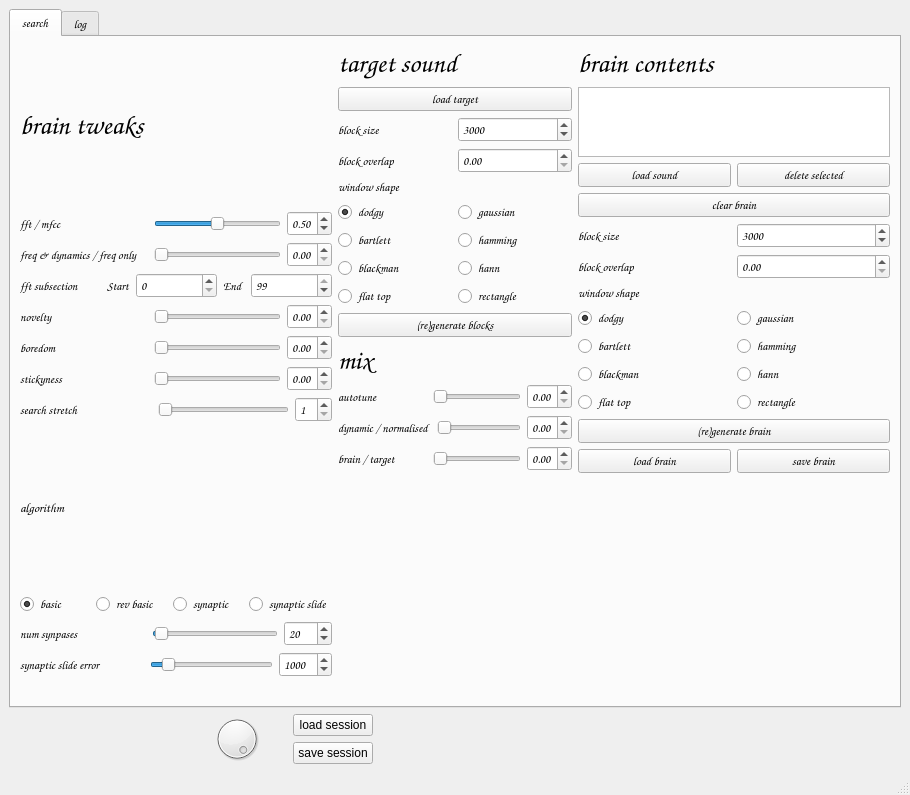
The window that samplebrain/interface/samplebrain.ui (aeiouaeiouaeiouaeiouaeiouaeiou/samplebrain) describes before a commit, drawn with Qt 5.
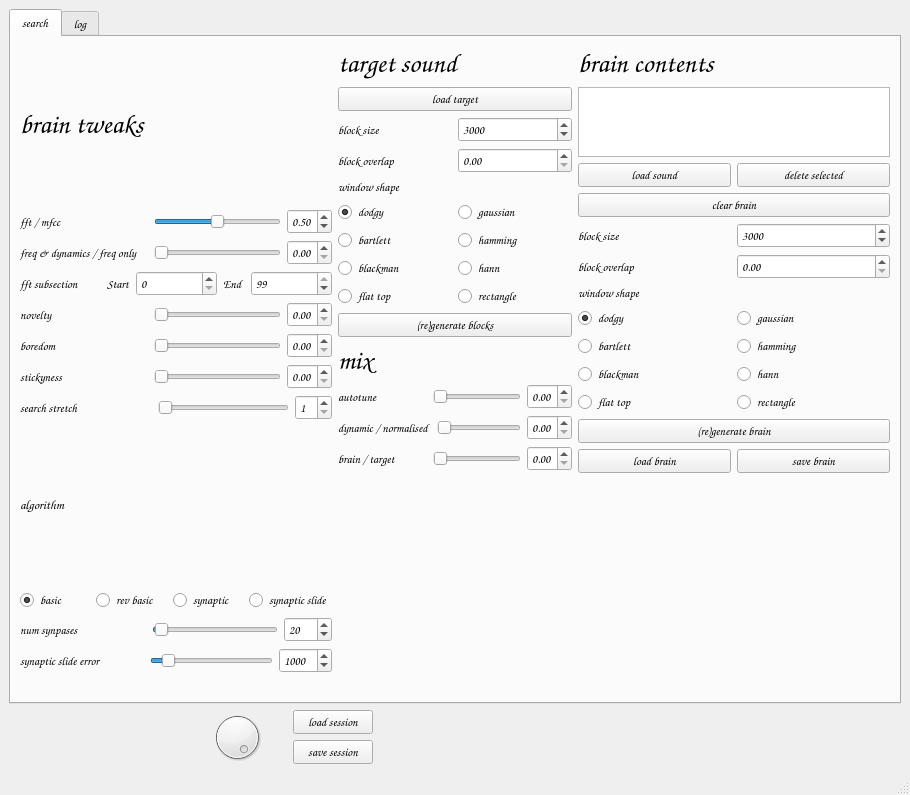
The same window after the commit. Icons and pictures are not drawn.

```diff
--- a/samplebrain/interface/samplebrain.ui
+++ b/samplebrain/interface/samplebrain.ui
@@ -1539,6 +1539,13 @@
        <layout class="QVBoxLayout" name="verticalLayout">
         <item>
          <widget class="QPushButton" name="pushButtonLoadSession">
+          <property name="font">
+           <font>
+            <family>Comic Sans MS</family>
+            <weight>75</weight>
+            <bold>true</bold>
+           </font>
+          </property>
           <property name="text">
            <string>load session</string>
           </property>
@@ -1546,6 +1553,13 @@
         </item>
         <item>
          <widget class="QPushButton" name="pushButtonSaveSession">
+          <property name="font">
+           <font>
+            <family>Comic Sans MS</family>
+            <weight>75</weight>
+            <bold>true</bold>
+           </font>
+          </property>
           <property name="text">
            <string>save session</string>
           </property>
```
